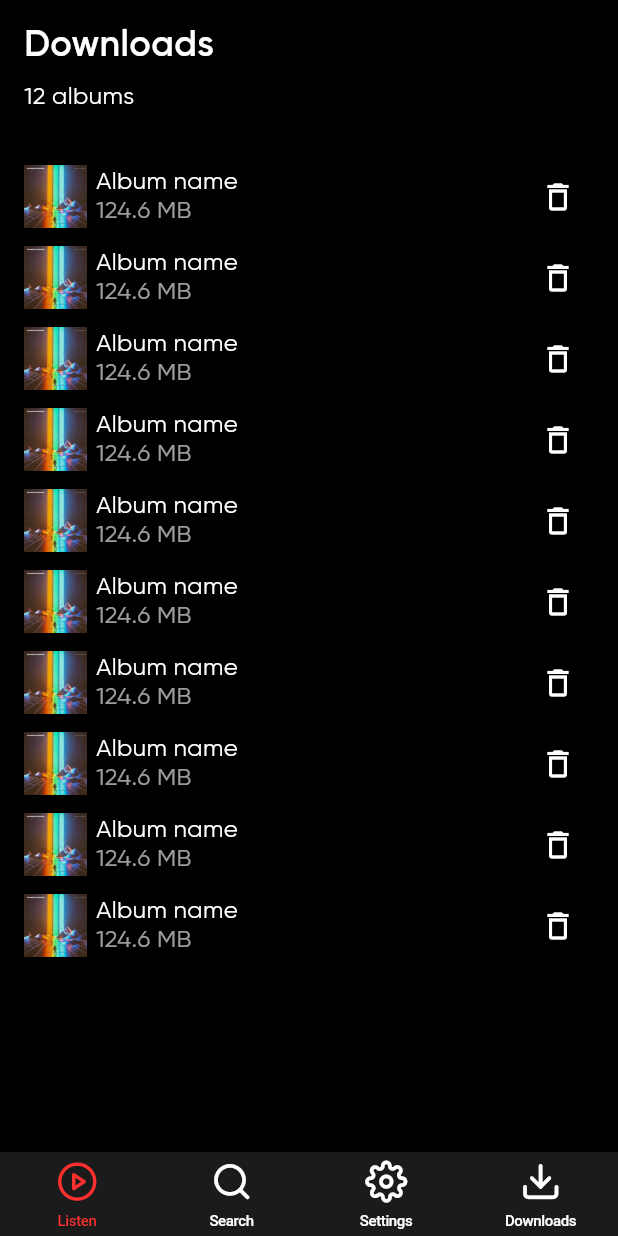
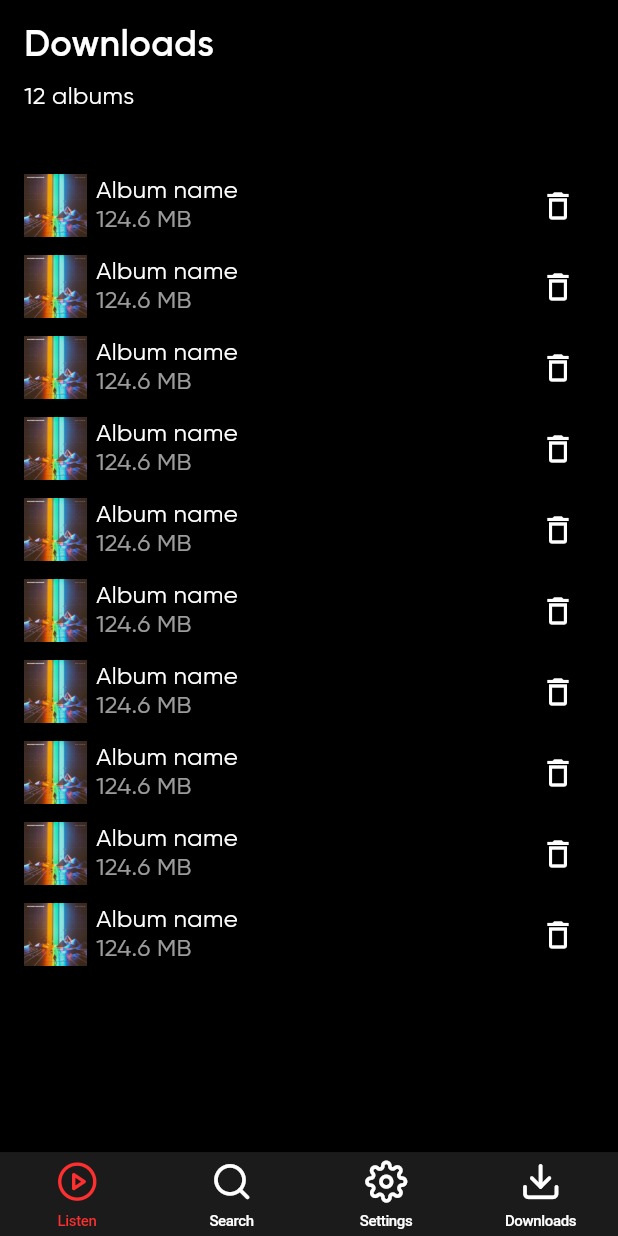
Before and after one commit to avdept/JellyBoxPlayer, a Flutter app: the DownloadsPage screen opened by its route, on a phone screen of 412 x 824 dp. Run offline on Flutter 3.47's test engine with Material 2 defaults, Android fonts, the phone set to English and light mode, and no system bars; our stand-ins replace freezed_annotation, go_router, responsive_builder; project files that could hold a hidden picture were left out.

Commit message:
Increase list items padding

```diff
--- a/lib/src/presentation/pages/downloads_page.dart
+++ b/lib/src/presentation/pages/downloads_page.dart
@@ -17,12 +17,16 @@ class DownloadsPage extends StatelessWidget {
 
     return Scaffold(
       body: SafeArea(
-        minimum: EdgeInsets.all(isMobile ? 16 : 30),
         child: Column(
           crossAxisAlignment: CrossAxisAlignment.start,
           children: [
             Padding(
-              padding: EdgeInsets.only(bottom: isMobile ? 22 : 32),
+              padding: EdgeInsets.only(
+                left: isMobile ? 16 : 30,
+                top: isMobile ? 16 : 30,
+                right: isMobile ? 16 : 30,
+                bottom: isMobile ? 22 : 32,
+              ),
               child: Flex(
                 direction: isMobile ? Axis.vertical : Axis.horizontal,
                 crossAxisAlignment: isMobile
@@ -53,12 +57,15 @@ class DownloadsPage extends StatelessWidget {
                 type: MaterialType.transparency,
                 clipBehavior: Clip.hardEdge,
                 child: GridView.builder(
+                  padding: EdgeInsets.symmetric(horizontal: isDesktop ? 30 : 0),
                   gridDelegate: SliverGridDelegateWithMaxCrossAxisExtent(
                     maxCrossAxisExtent: isDesktop ? 245 : screenSize.width,
-                    mainAxisSpacing: isMobile ? 12 : 24,
+                    mainAxisSpacing: isDesktop ? 24 : 0,
                     crossAxisSpacing: 30,
                     childAspectRatio: 245 / 298.2,
-                    mainAxisExtent: isDesktop ? null : listItemExtent,
+                    mainAxisExtent: !isDesktop
+                        ? listItemExtent + (isMobile ? 12 : 24)
+                        : null,
                   ),
                   itemBuilder: (context, index) => GestureDetector(
                     onTap: () {},
@@ -75,6 +82,12 @@ class DownloadsPage extends StatelessWidget {
                           ),
                         ),
                         SimpleListTile(
+                          padding: isDesktop
+                              ? EdgeInsets.zero
+                              : EdgeInsets.symmetric(
+                                  vertical: isMobile ? 6 : 12,
+                                  horizontal: isMobile ? 16 : 30,
+                                ),
                           leading: Offstage(
                             offstage: isDesktop,
                             child: Ink.image(
```
Also changed, not shown: lib/src/presentation/pages/search_page.dart (+11 -3 lines).
